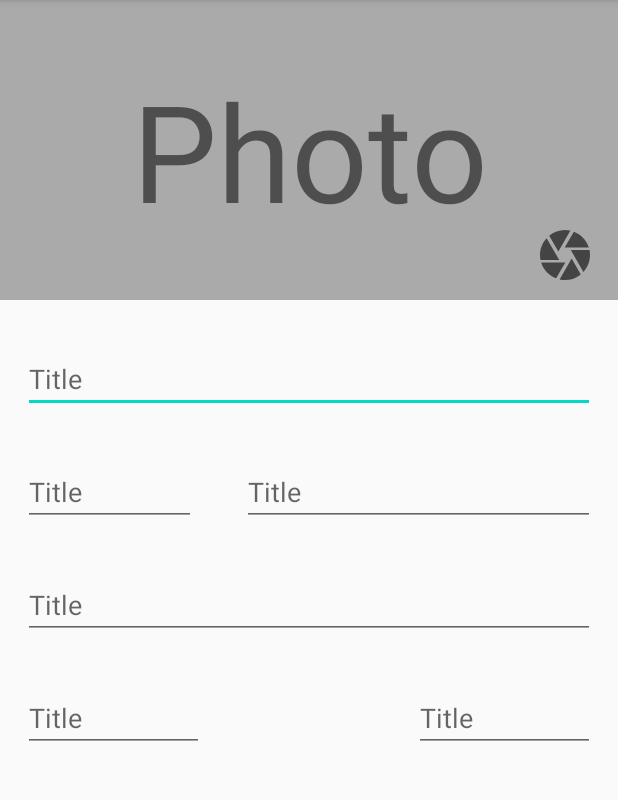
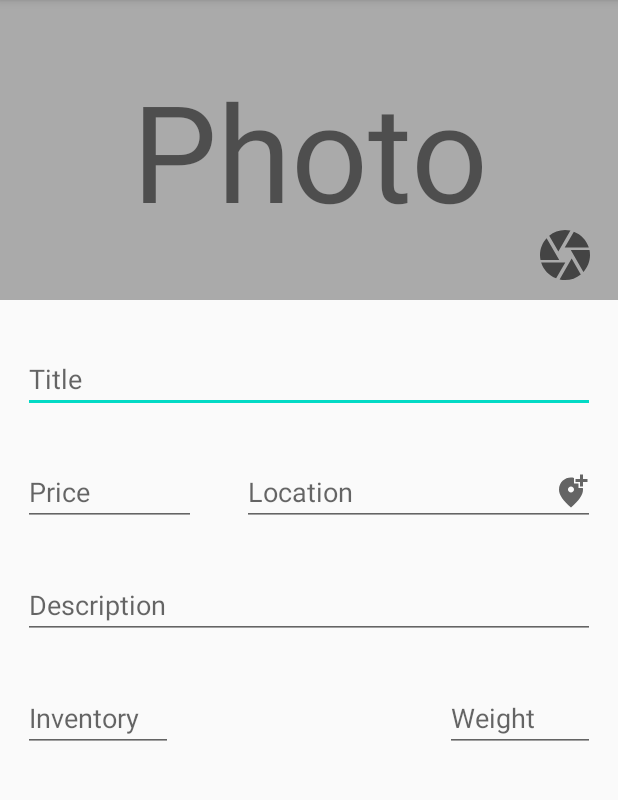
Before and after one commit to azartx/Homework1, an Android app: the screen it shows after launch (MainActivity), on a phone screen of 412 x 824 dp, the part 84-884 px from its top. Run offline under Robolectric (Android 15) with nearby library versions, the phone set to English and light mode, and no system bars.

Commit message:
add 3 new layouts

```diff
--- a/homework3/src/main/java/com/app/homework3/MainActivity.java
+++ b/homework3/src/main/java/com/app/homework3/MainActivity.java
@@ -10,7 +10,7 @@ public class MainActivity extends AppCompatActivity {
     @Override
     protected void onCreate(Bundle savedInstanceState) {
         super.onCreate(savedInstanceState);
-        setContentView(R.layout.second_layout_liner_frame);
+        setContentView(R.layout.second_layout_relative);
 
 
 
--- /dev/null
+++ b/homework3/src/main/res/drawable/ic_baseline_add_location_alt_24.xml
@@ -0,0 +1,10 @@
+<vector xmlns:android="http://schemas.android.com/apk/res/android"
+    android:width="24dp"
+    android:height="24dp"
+    android:viewportWidth="24"
+    android:viewportHeight="24"
+    android:tint="?attr/colorControlNormal">
+  <path
+      android:fillColor="@android:color/white"
+      android:pathData="M20,1v3h3v2h-3v3h-2L18,6h-3L15,4h3L18,1h2zM12,13c1.1,0 2,-0.9 2,-2s-0.9,-2 -2,-2 -2,0.9 -2,2 0.9,2 2,2zM14,3.25L14,7h3v3h2.92c0.05,0.39 0.08,0.79 0.08,1.2 0,3.32 -2.67,7.25 -8,11.8 -5.33,-4.55 -8,-8.48 -8,-11.8C4,6.22 7.8,3 12,3c0.68,0 1.35,0.08 2,0.25z"/>
+</vector>
--- a/homework3/src/main/res/layout/second_layout_liner_frame.xml
+++ b/homework3/src/main/res/layout/second_layout_liner_frame.xml
@@ -49,8 +49,8 @@
             android:layout_marginStart="15dp"
             android:layout_marginTop="30dp"
             android:layout_marginEnd="15dp"
-            android:autofillHints="@string/title"
-            android:hint="@string/title"
+            android:autofillHints="Price"
+            android:hint="@string/price"
             android:inputType="text" />
 
         <EditText
@@ -59,8 +59,9 @@
             android:layout_marginStart="15dp"
             android:layout_marginTop="30dp"
             android:layout_marginEnd="15dp"
-            android:autofillHints="@string/title"
-            android:hint="@string/title"
+            android:autofillHints="Location"
+            android:hint="@string/location"
+            android:drawableEnd="@drawable/ic_baseline_add_location_alt_24"
             android:inputType="text" />
 
     </LinearLayout>
@@ -87,8 +88,8 @@
             android:layout_marginTop="30dp"
             android:layout_marginEnd="70dp"
             android:layout_weight="1"
-            android:autofillHints="@string/title"
-            android:hint="@string/title"
+            android:autofillHints="@string/inventory"
+            android:hint="@string/inventory"
             android:inputType="text" />
 
         <EditText
@@ -98,8 +99,8 @@
             android:layout_marginTop="30dp"
             android:layout_marginEnd="15dp"
             android:layout_weight="1"
-            android:autofillHints="@string/title"
-            android:hint="@string/title"
+            android:autofillHints="@string/weight"
+            android:hint="@string/weight"
             android:inputType="text" />
 
     </LinearLayout>
--- /dev/null
+++ b/homework3/src/main/res/layout/second_layout_relative.xml
@@ -0,0 +1,102 @@
+<?xml version="1.0" encoding="utf-8"?>
+<RelativeLayout xmlns:android="http://schemas.android.com/apk/res/android"
+    xmlns:app="http://schemas.android.com/apk/res-auto"
+    android:layout_width="match_parent"
+    android:layout_height="match_parent">
+
+    <TextView
+        android:id="@+id/textViewSecondPlusRelative"
+        android:layout_width="match_parent"
+        android:layout_height="wrap_content"
+        android:background="@android:color/darker_gray"
+        android:gravity="center"
+        android:padding="40dp"
+        android:text="@string/make_photo"
+        android:textSize="90sp" />
+
+    <Button
+        android:id="@+id/buttonMakePhotoSecondPlusRelative"
+        android:layout_width="40dp"
+        android:layout_height="40dp"
+        android:layout_alignBottom="@+id/textViewSecondPlusRelative"
+        android:layout_alignParentEnd="true"
+        android:layout_marginEnd="15dp"
+        android:layout_marginBottom="10dp"
+        android:background="@drawable/ic_baseline_camera_24" />
+
+    <EditText
+        android:id="@+id/editTextTitle"
+        android:layout_width="match_parent"
+        android:layout_height="wrap_content"
+        android:layout_below="@id/buttonMakePhotoSecondPlusRelative"
+        android:layout_marginStart="15dp"
+        android:layout_marginTop="30dp"
+        android:layout_marginEnd="15dp"
+        android:autofillHints="@string/title"
+        android:hint="@string/title"
+        android:inputType="text" />
+
+    <EditText
+        android:id="@+id/editTextPrice"
+        android:layout_width="115dp"
+        android:layout_height="wrap_content"
+        android:layout_below="@+id/editTextTitle"
+        android:layout_marginStart="15dp"
+        android:layout_marginTop="30dp"
+        android:layout_marginEnd="15dp"
+        android:autofillHints="Price"
+        android:hint="@string/price"
+        android:inputType="text" />
+
+    <EditText
+        android:id="@+id/editTextLocation"
+        android:layout_width="0dp"
+        android:layout_height="wrap_content"
+        android:layout_below="@id/editTextTitle"
+        android:layout_alignParentEnd="true"
+        android:layout_marginStart="15dp"
+        android:layout_marginTop="30dp"
+        android:layout_marginEnd="15dp"
+        android:layout_toEndOf="@+id/editTextPrice"
+        android:autofillHints="Location"
+        android:drawableEnd="@drawable/ic_baseline_add_location_alt_24"
+        android:hint="@string/location"
+        android:inputType="text" />
+
+    <EditText
+        android:id="@+id/description"
+        android:layout_width="match_parent"
+        android:layout_height="wrap_content"
+        android:layout_below="@+id/editTextLocation"
+        android:layout_marginStart="15dp"
+        android:layout_marginTop="30dp"
+        android:layout_marginEnd="15dp"
+        android:autofillHints="Description"
+        android:hint="@string/description"
+        android:inputType="text" />
+
+    <EditText
+        android:layout_width="100dp"
+        android:layout_height="wrap_content"
+        android:layout_below="@+id/description"
+        android:layout_alignParentStart="true"
+        android:layout_marginStart="15dp"
+        android:layout_marginTop="30dp"
+        android:layout_marginEnd="70dp"
+        android:autofillHints="@string/inventory"
+        android:hint="@string/inventory"
+        android:inputType="text" />
+
+    <EditText
+        android:layout_width="100dp"
+        android:layout_height="wrap_content"
+        android:layout_below="@+id/description"
+        android:layout_alignParentEnd="true"
+        android:layout_marginStart="70dp"
+        android:layout_marginTop="30dp"
+        android:layout_marginEnd="15dp"
+        android:autofillHints="@string/weight"
+        android:hint="@string/weight"
+        android:inputType="text" />
+
+</RelativeLayout>
--- a/homework3/src/main/res/values/strings.xml
+++ b/homework3/src/main/res/values/strings.xml
@@ -12,4 +12,9 @@
     <string name="text">Text</string>
     <string name="make_photo">Photo</string>
     <string name="title">Title</string>
+    <string name="price">Price</string>
+    <string name="location">Location</string>
+    <string name="description">Description</string>
+    <string name="inventory">Inventory</string>
+    <string name="weight">Weight</string>
 </resources>
```
Also changed, not shown: homework3/src/main/res/layout/second_layout_constraint.xml (added, +105 -0 lines).
